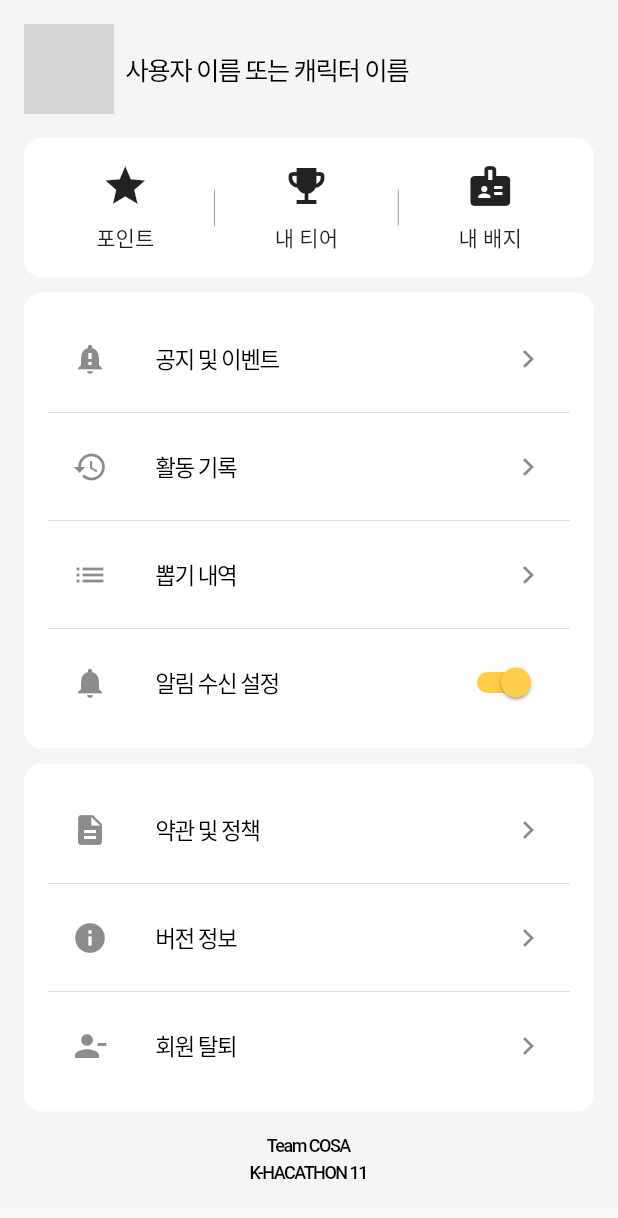
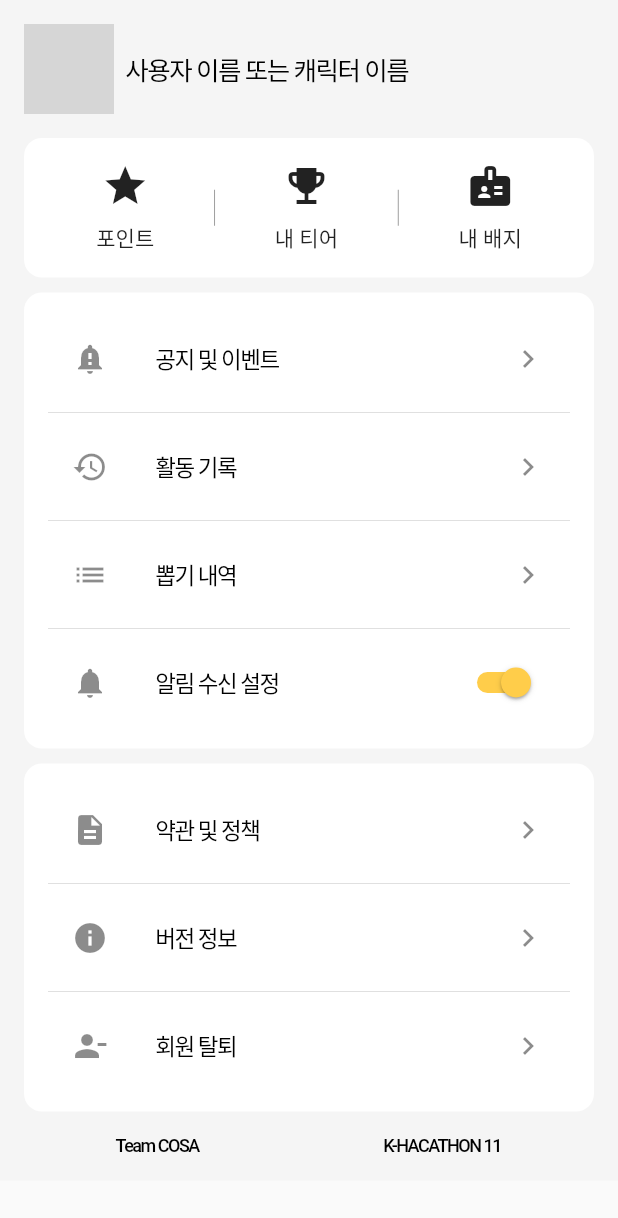
Before and after one commit to Hyunjiiing/COSA_ATM, a Flutter app: the SettingsPage screen opened directly, on a phone screen of 412 x 824 dp. Shown: the top 1218 px of the screen. Run offline on Flutter 3.47's test engine with Material 2 defaults, Android fonts, the phone set to English and light mode, and no system bars; our stand-ins replace geolocator, google_maps_flutter; Roboto replaces fonts that are missing (Noto Sans KR); grey boxes are pictures that could not be loaded.

Commit message:
Fix settings page

```diff
--- a/Frontend/lib/settings.dart
+++ b/Frontend/lib/settings.dart
@@ -1,6 +1,5 @@
 import 'package:flutter/material.dart';
 import 'package:flutter/cupertino.dart';
-import 'package:flutter/services.dart';
 
 void main() {
   runApp(MyApp());
@@ -205,7 +204,8 @@ class SettingsPage extends StatelessWidget {
               ),
               SizedBox(height: 16.0),
               Center(
-                child: Column(
+                child: Row(
+                  mainAxisAlignment: MainAxisAlignment.spaceEvenly,
                   children: [
                     Text(
                       'Team COSA',
```
